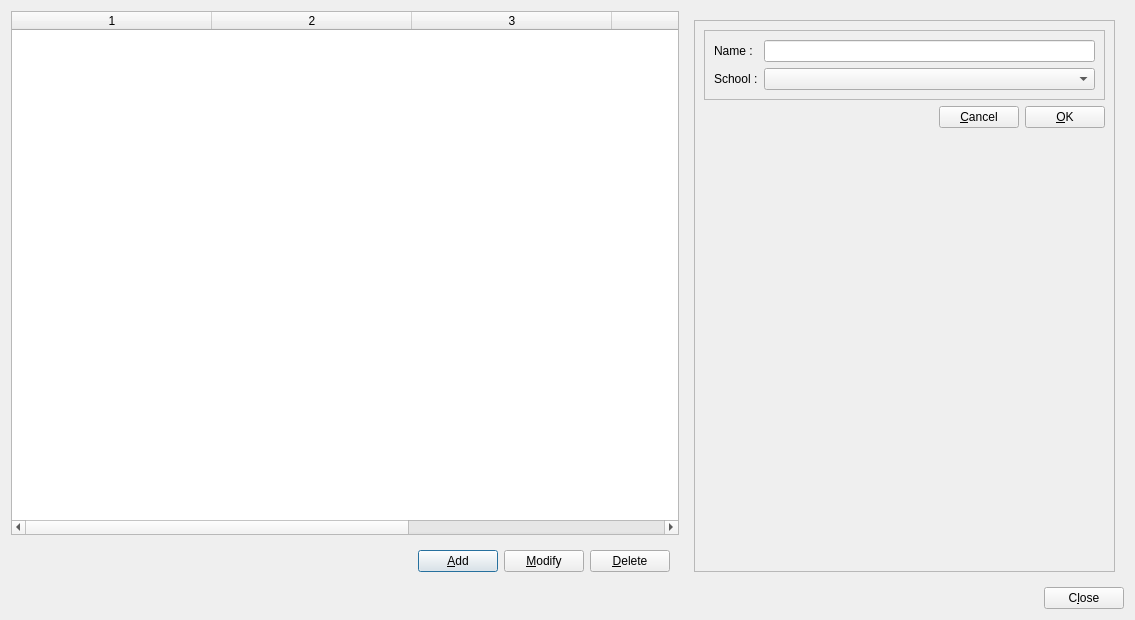
jeremydumais/TeacherHelper, file TeacherHelper/src/classManagementForm.ui: the form before one commit.
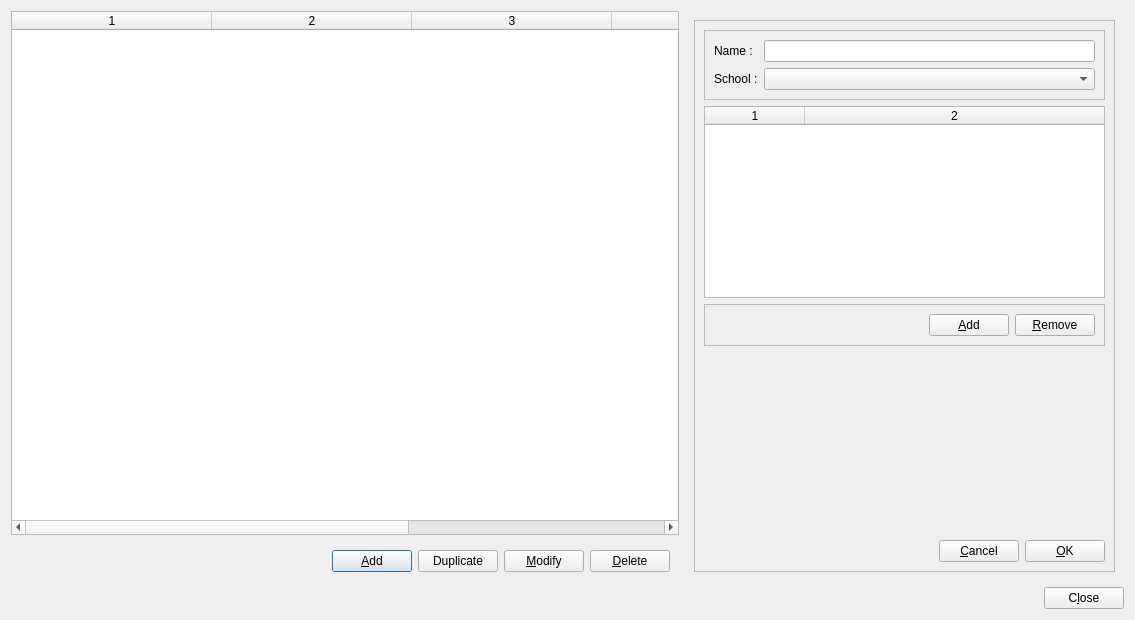
The form after the commit. Icons and pictures are not drawn.

Commit message: Worked on the class and student selection form.

What changed in the file:
```diff
--- a/TeacherHelper/src/classManagementForm.ui
+++ b/TeacherHelper/src/classManagementForm.ui
@@ -91,6 +91,17 @@
             </property>
            </widget>
           </item>
+          <item>
+           <widget class="QPushButton" name="pushButtonDuplicate">
+            <property name="text">
+             <string>Duplicate</string>
+            </property>
+            <property name="icon">
+             <iconset resource="../res/global.qrc">
+              <normaloff>:/global/duplicate24.png</normaloff>:/global/duplicate24.png</iconset>
+            </property>
+           </widget>
+          </item>
           <item>
            <widget class="QPushButton" name="pushButtonModify">
             <property name="text">
@@ -142,6 +153,100 @@
            <enum>QFrame::Raised</enum>
           </property>
           <layout class="QGridLayout" name="gridLayout_2">
+           <item row="4" column="0">
+            <spacer name="verticalSpacer">
+             <property name="orientation">
+              <enum>Qt::Vertical</enum>
+             </property>
+             <property name="sizeHint" stdset="0">
+              <size>
+               <width>20</width>
+               <height>40</height>
+              </size>
+             </property>
+            </spacer>
+           </item>
+           <item row="2" column="0">
+            <widget class="QTableWidget" name="tableWidgetMembers">
+             <property name="sizePolicy">
+              <sizepolicy hsizetype="Expanding" vsizetype="Expanding">
+               <horstretch>0</horstretch>
+               <verstretch>0</verstretch>
+              </sizepolicy>
+             </property>
+             <property name="minimumSize">
+              <size>
+               <width>0</width>
+               <height>0</height>
+              </size>
+             </property>
+             <property name="maximumSize">
+              <size>
+               <width>16777215</width>
+               <height>16777215</height>
+              </size>
+             </property>
+             <property name="editTriggers">
+              <set>QAbstractItemView::NoEditTriggers</set>
+             </property>
+             <property name="selectionMode">
+              <enum>QAbstractItemView::SingleSelection</enum>
+             </property>
+             <property name="selectionBehavior">
+              <enum>QAbstractItemView::SelectRows</enum>
+             </property>
+             <property name="columnCount">
+              <number>2</number>
+             </property>
+             <attribute name="horizontalHeaderStretchLastSection">
+              <bool>true</bool>
+             </attribute>
+             <attribute name="verticalHeaderVisible">
+              <bool>false</bool>
+             </attribute>
+             <column/>
+             <column/>
+            </widget>
+           </item>
+           <item row="6" column="0">
+            <layout class="QHBoxLayout" name="horizontalLayout_2">
+             <item>
+              <spacer name="horizontalSpacer">
+               <property name="orientation">
+                <enum>Qt::Horizontal</enum>
+               </property>
+               <property name="sizeHint" stdset="0">
+                <size>
+                 <width>40</width>
+                 <height>20</height>
+                </size>
+               </property>
+              </spacer>
+             </item>
+             <item>
+              <widget class="QPushButton" name="pushButtonCancel">
+               <property name="text">
+                <string>&amp;Cancel</string>
+               </property>
+               <property name="icon">
+                <iconset resource="../res/global.qrc">
+                 <normaloff>:/global/cancel22.png</normaloff>:/global/cancel22.png</iconset>
+               </property>
+              </widget>
+             </item>
+             <item>
+              <widget class="QPushButton" name="pushButtonOK">
+               <property name="text">
+                <string>&amp;OK</string>
+               </property>
+               <property name="icon">
+                <iconset resource="../res/global.qrc">
+                 <normaloff>:/global/ok22.png</normaloff>:/global/ok22.png</iconset>
+               </property>
+              </widget>
+             </item>
+            </layout>
+           </item>
            <item row="0" column="0">
             <widget class="QFrame" name="frame">
              <property name="frameShape">
@@ -174,25 +279,32 @@
              </layout>
             </widget>
            </item>
-           <item row="1" column="0">
-            <layout class="QHBoxLayout" name="horizontalLayout_2">
+           <item row="3" column="0">
+            <widget class="QFrame" name="frame_2">
+             <property name="frameShape">
+              <enum>QFrame::StyledPanel</enum>
+             </property>
+             <property name="frameShadow">
+              <enum>QFrame::Raised</enum>
+             </property>
+             <layout class="QHBoxLayout" name="horizontalLayout_6">
              <item>
-              <spacer name="horizontalSpacer">
+               <spacer name="horizontalSpacer_4">
                <property name="orientation">
                 <enum>Qt::Horizontal</enum>
                </property>
                <property name="sizeHint" stdset="0">
                 <size>
-                 <width>40</width>
+                  <width>202</width>
                  <height>20</height>
                 </size>
                </property>
               </spacer>
              </item>
              <item>
-              <widget class="QPushButton" name="pushButtonCancel">
+               <widget class="QPushButton" name="pushButtonAddMember">
                <property name="text">
-                <string>&amp;Cancel</string>
+                 <string>&amp;Add</string>
                </property>
                <property name="icon">
                 <iconset resource="../res/global.qrc">
@@ -201,9 +313,9 @@
               </widget>
              </item>
              <item>
-              <widget class="QPushButton" name="pushButtonOK">
+               <widget class="QPushButton" name="pushButtonRemoveMember">
                <property name="text">
-                <string>&amp;OK</string>
+                 <string>&amp;Remove</string>
                </property>
                <property name="icon">
                 <iconset resource="../res/global.qrc">
@@ -212,19 +324,7 @@
               </widget>
              </item>
             </layout>
-           </item>
-           <item row="2" column="0">
-            <spacer name="verticalSpacer">
-             <property name="orientation">
-              <enum>Qt::Vertical</enum>
-             </property>
-             <property name="sizeHint" stdset="0">
-              <size>
-               <width>20</width>
-               <height>40</height>
-              </size>
-             </property>
-            </spacer>
+            </widget>
            </item>
           </layout>
          </widget>
```
Left out of the diff: 9 changed lines with no effect on the pictures. Lines whose indentation alone changed are shown as unchanged. The commit also changes 20 other files.
